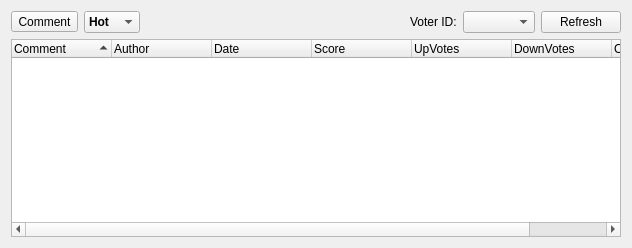
Qt form retroshare-gui/src/gui/gxs/GxsCommentDialog.ui (RetroShare/RetroShare) before a commit.
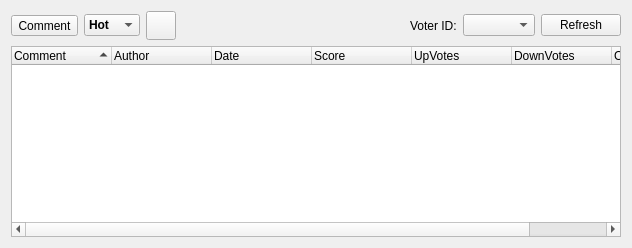
The same form after that commit. Icons and pictures are not drawn. Custom widgets are drawn as their Qt base class.

Commit message: Flatview for channels & boards comments

The edit to the form file:
```diff
--- a/retroshare-gui/src/gui/gxs/GxsCommentDialog.ui
+++ b/retroshare-gui/src/gui/gxs/GxsCommentDialog.ui
@@ -20,54 +20,6 @@
    <string>Form</string>
   </property>
   <layout class="QGridLayout" name="GxsCommentDialogGLayout">
-   <item row="1" column="0">
-    <widget class="GxsCommentTreeWidget" name="treeWidget">
-     <property name="sizePolicy">
-      <sizepolicy hsizetype="Expanding" vsizetype="Expanding">
-       <horstretch>0</horstretch>
-       <verstretch>0</verstretch>
-      </sizepolicy>
-     </property>
-     <property name="sortingEnabled">
-      <bool>true</bool>
-     </property>
-     <column>
-      <property name="text">
-       <string>Comment</string>
-      </property>
-     </column>
-     <column>
-      <property name="text">
-       <string>Author</string>
-      </property>
-     </column>
-     <column>
-      <property name="text">
-       <string>Date</string>
-      </property>
-     </column>
-     <column>
-      <property name="text">
-       <string>Score</string>
-      </property>
-     </column>
-     <column>
-      <property name="text">
-       <string>UpVotes</string>
-      </property>
-     </column>
-     <column>
-      <property name="text">
-       <string>DownVotes</string>
-      </property>
-     </column>
-     <column>
-      <property name="text">
-       <string>OwnVote</string>
-      </property>
-     </column>
-    </widget>
-   </item>
    <item row="0" column="0">
     <layout class="QHBoxLayout" name="toolBarHLayout">
      <item>
@@ -145,6 +97,33 @@
        </item>
       </widget>
      </item>
+     <item>
+      <widget class="QToolButton" name="viewModeButton">
+       <property name="toolTip">
+        <string>&lt;html&gt;&lt;head/&gt;&lt;body&gt;&lt;p&gt;Threaded view / flat view&lt;/p&gt;&lt;/body&gt;&lt;/html&gt;</string>
+       </property>
+       <property name="icon">
+        <iconset resource="../icons.qrc">
+         <normaloff>:/icons/svg/threaded-view.svg</normaloff>
+         <normalon>:/icons/svg/flat-view.svg</normalon>:/icons/svg/threaded-view.svg</iconset>
+       </property>
+       <property name="iconSize">
+        <size>
+         <width>22</width>
+         <height>22</height>
+        </size>
+       </property>
+       <property name="checkable">
+        <bool>true</bool>
+       </property>
+       <property name="checked">
+        <bool>false</bool>
+       </property>
+       <property name="toolButtonStyle">
+        <enum>Qt::ToolButtonIconOnly</enum>
+       </property>
+      </widget>
+     </item>
      <item>
       <spacer name="toolBarHSpacer">
        <property name="orientation">
@@ -177,6 +156,81 @@
      </item>
     </layout>
    </item>
+   <item row="1" column="0">
+    <widget class="QStackedWidget" name="commentStackedWidget">
+     <property name="sizePolicy">
+      <sizepolicy hsizetype="Expanding" vsizetype="Expanding">
+       <horstretch>0</horstretch>
+       <verstretch>0</verstretch>
+      </sizepolicy>
+     </property>
+     <widget class="QWidget" name="classicPage">
+      <layout class="QVBoxLayout" name="classicPageLayout">
+       <property name="leftMargin">
+        <number>0</number>
+       </property>
+       <property name="topMargin">
+        <number>0</number>
+       </property>
+       <property name="rightMargin">
+        <number>0</number>
+       </property>
+       <property name="bottomMargin">
+        <number>0</number>
+       </property>
+       <item>
+        <widget class="GxsCommentTreeWidget" name="treeWidget">
+         <property name="sizePolicy">
+          <sizepolicy hsizetype="Expanding" vsizetype="Expanding">
+           <horstretch>0</horstretch>
+           <verstretch>0</verstretch>
+          </sizepolicy>
+         </property>
+         <property name="sortingEnabled">
+          <bool>true</bool>
+         </property>
+         <column>
+          <property name="text">
+           <string>Comment</string>
+          </property>
+         </column>
+         <column>
+          <property name="text">
+           <string>Author</string>
+          </property>
+         </column>
+         <column>
+          <property name="text">
+           <string>Date</string>
+          </property>
+         </column>
+         <column>
+          <property name="text">
+           <string>Score</string>
+          </property>
+         </column>
+         <column>
+          <property name="text">
+           <string>UpVotes</string>
+          </property>
+         </column>
+         <column>
+          <property name="text">
+           <string>DownVotes</string>
+          </property>
+         </column>
+         <column>
+          <property name="text">
+           <string>OwnVote</string>
+          </property>
+         </column>
+        </widget>
+       </item>
+      </layout>
+     </widget>
+     <widget class="QWidget" name="flatViewPage"/>
+    </widget>
+   </item>
   </layout>
  </widget>
  <customwidgets>
```
The commit also changes 9 other files.
